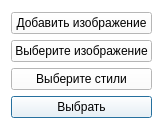
The window that CNN Style Transfer/UI_Dialog.ui (DanielVampire/CNN-Style-Transfer) describes before a commit, drawn with Qt 5.
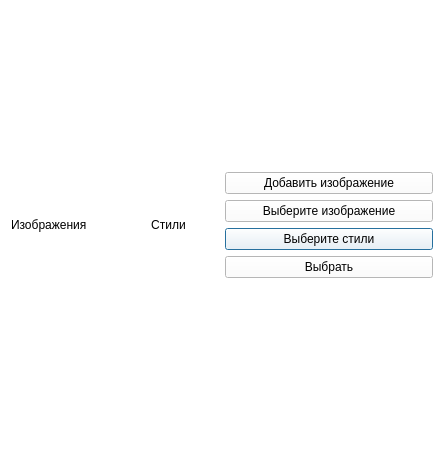
The same window after the commit.

Commit message:
Сделал вывод и удаление изображений
Наконец то удалось, господи, 3 дня ебался с дичью
Осталось припихнуть кнопку для вывода изображений, настроить кнопку "выбрать" и по функционалу диалог этот готов

Patch:
```diff
--- a/CNN Style Transfer/UI_Dialog.ui
+++ b/CNN Style Transfer/UI_Dialog.ui
@@ -6,8 +6,8 @@
    <rect>
     <x>0</x>
     <y>0</y>
-    <width>156</width>
-    <height>130</height>
+    <width>444</width>
+    <height>450</height>
    </rect>
   </property>
   <property name="windowTitle">
@@ -17,36 +17,9 @@
    <string notr="true">background:rgb(255, 255, 255)</string>
   </property>
   <layout class="QGridLayout" name="gridLayout">
-   <item row="0" column="0">
+   <item row="1" column="1">
     <layout class="QGridLayout" name="Grid">
-     <item row="1" column="0">
-      <layout class="QHBoxLayout" name="ImageLayout"/>
-     </item>
-     <item row="3" column="1">
-      <widget class="QPushButton" name="UsePics">
-       <property name="text">
-        <string>Выбрать</string>
-       </property>
-      </widget>
-     </item>
      <item row="2" column="0">
-      <layout class="QHBoxLayout" name="StyleLayout"/>
-     </item>
-     <item row="0" column="1">
-      <widget class="QPushButton" name="AddPic">
-       <property name="text">
-        <string>Добавить изображение</string>
-       </property>
-      </widget>
-     </item>
-     <item row="1" column="1">
-      <widget class="QPushButton" name="TakePic">
-       <property name="text">
-        <string>Выберите изображение</string>
-       </property>
-      </widget>
-     </item>
-     <item row="2" column="1">
       <widget class="QPushButton" name="TakeStyle">
        <property name="enabled">
         <bool>true</bool>
@@ -55,6 +28,58 @@
         <string>Выберите стили</string>
        </property>
       </widget>
+     </item>
+     <item row="1" column="0">
+      <widget class="QPushButton" name="TakePic">
+       <property name="text">
+        <string>Выберите изображение</string>
+       </property>
+      </widget>
+     </item>
+     <item row="3" column="0">
+      <widget class="QPushButton" name="UsePics">
+       <property name="text">
+        <string>Выбрать</string>
+       </property>
+      </widget>
+     </item>
+     <item row="0" column="0">
+      <widget class="QPushButton" name="AddPic">
+       <property name="text">
+        <string>Добавить изображение</string>
+       </property>
+      </widget>
+     </item>
+    </layout>
+   </item>
+   <item row="1" column="0">
+    <layout class="QVBoxLayout" name="ImageShow">
+     <item>
+      <layout class="QHBoxLayout" name="horizontalLayout_2">
+       <item>
+        <widget class="QLabel" name="labizo">
+         <property name="text">
+          <string>Изображения</string>
+         </property>
+         <property name="alignment">
+          <set>Qt::AlignLeading|Qt::AlignLeft|Qt::AlignVCenter</set>
+         </property>
+         <property name="indent">
+          <number>0</number>
+         </property>
+        </widget>
+       </item>
+       <item>
+        <widget class="QLabel" name="labstyle">
+         <property name="text">
+          <string>Стили</string>
+         </property>
+         <property name="alignment">
+          <set>Qt::AlignCenter</set>
+         </property>
+        </widget>
+       </item>
+      </layout>
      </item>
     </layout>
    </item>
```
The commit also changes 2 other files.
